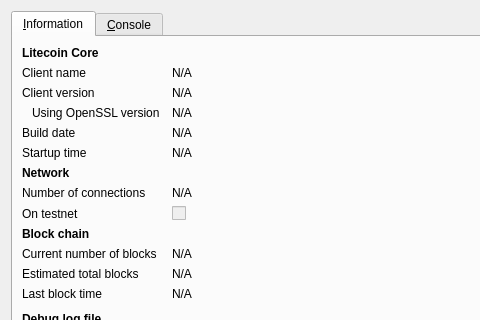
TacoCoin/tacocoin, file src/qt/forms/rpcconsole.ui: the form before one commit; both pictures show x 0 to 480 and y 0 to 320 of the 740 by 450 pixel window.
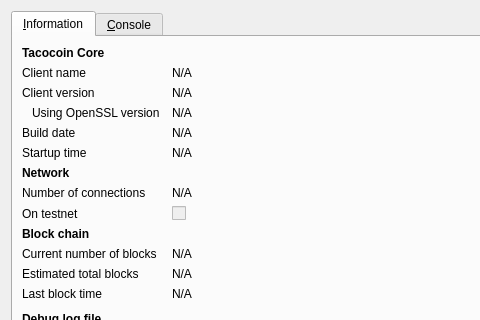
The form after the commit. Icons and pictures are not drawn.

```diff
--- a/src/qt/forms/rpcconsole.ui
+++ b/src/qt/forms/rpcconsole.ui
@@ -36,7 +36,7 @@
           </font>
          </property>
          <property name="text">
-          <string>Litecoin Core</string>
+          <string>Tacocoin Core</string>
          </property>
         </widget>
        </item>
```
Left out of the diff: 6 changed lines with no effect on the pictures.
